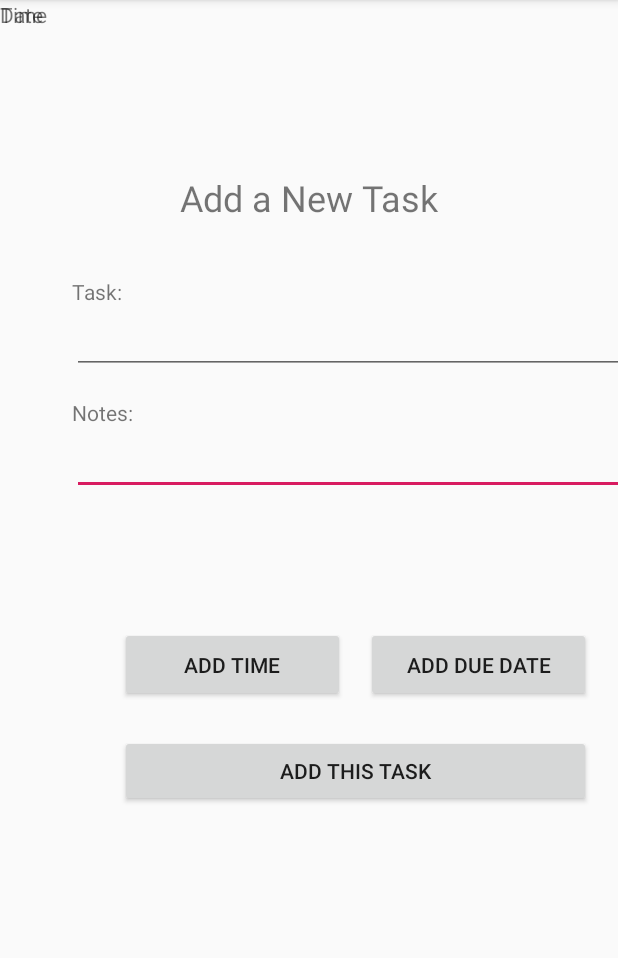
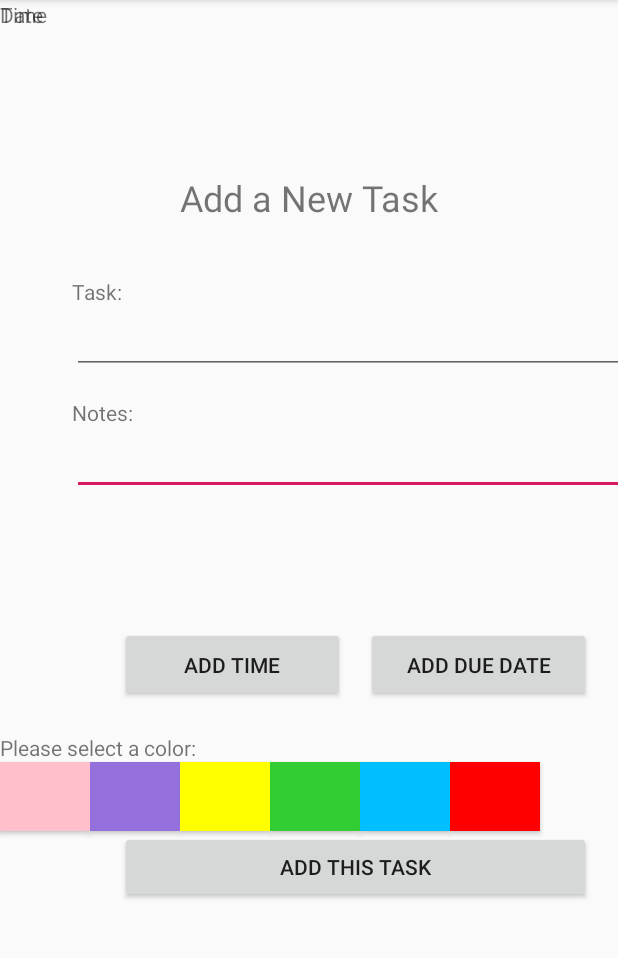
Before and after one commit to alecguilin/CougarPlanner, an Android app: the CreateNewTask screen opened directly, with no data from a screen before it, after a tap on "ADD THIS TASK", on a phone screen of 412 x 824 dp, the part 84-1042 px from its top. Run offline under Robolectric (Android 15) with nearby library versions, the phone set to English and light mode, and no system bars; our stand-ins replace Firebase (no records; nobody signed in at launch, a user with empty details on screens opened directly).

Commit message:
button colors to db
added buttons for color selection, pushes whatever color is selected as a hex value to DB. (select one color at a time for the demo, no error catching yet for multiple buttons)

```diff
--- a/app/src/main/java/csusm/cs443/cougarplanner/CreateNewTask.kt
+++ b/app/src/main/java/csusm/cs443/cougarplanner/CreateNewTask.kt
@@ -51,6 +51,8 @@ class CreateNewTask : AppCompatActivity() {
         val mPickTimeBtn = findViewById<Button>(R.id.TimeBtn)
         val time     = findViewById<TextView>(R.id.Timetxt)
 
+
+
 //        val classes = arrayOf("CS 441", "CS 421", "CS 436")
 //        val types = arrayOf("HW", "Lab", "Project", "Reading", "Essay", "Exam")
 //        val cAdapter = ArrayAdapter(this, android.R.layout.simple_list_item_1, classes)
@@ -82,6 +84,28 @@ class CreateNewTask : AppCompatActivity() {
 
         // Submits task to Firebase
         TaskSubmitButton.setOnClickListener {
+
+            //sets whatever button is selected as task color
+            var btnColor = "no color"
+
+            if (redBtn.isChecked() == true)
+                btnColor = "#FF0000"
+
+            else if (blueBtn.isChecked() == true)
+                btnColor = "#00BFFF"
+
+            else if (greenBtn.isChecked() == true)
+                btnColor = "#32CD32"
+
+            else if (yellowBtn.isChecked() == true)
+                btnColor = "#FFFF00"
+
+            else if (purpleBtn.isChecked() == true)
+                btnColor = "#9370DB"
+
+            else if (pinkBtn.isChecked() == true)
+                btnColor = "#FFC0CB"
+
             // Get Task Title and Notes
             var tTitle = findViewById<EditText>(R.id.TaskName).text.toString()
             var tNotes = findViewById<EditText>(R.id.Notes).text.toString()
@@ -89,9 +113,8 @@ class CreateNewTask : AppCompatActivity() {
             // Convert Date to String Format
             var dateString = year.toString() + "/"+ month.toString() + "/"+ day.toString()
 
-
             // Create Task Object
-            var task = Task(tTitle, dateString, time.text.toString(), "#7732a8", tNotes.toString())
+            var task = Task(tTitle, dateString, time.text.toString(), btnColor, tNotes.toString())
 
             // Get Current User uid to set path
             val firebaseUser = FirebaseAuth.getInstance().currentUser
--- a/app/src/main/res/layout/activity_create_new_task.xml
+++ b/app/src/main/res/layout/activity_create_new_task.xml
@@ -5,6 +5,73 @@
     android:layout_width="match_parent"
     android:layout_height="match_parent"
     tools:context=".CreateNewTask">
+
+    <ToggleButton
+        android:id="@+id/redBtn"
+        android:layout_width="60dp"
+        android:layout_height="46dp"
+        android:background="#FF0000"
+        android:checked="false"
+        android:textOff=" "
+        android:textOn="Red"
+        android:textSize="9sp"
+        app:layout_constraintBottom_toTopOf="@+id/TaskSubmitButton"
+        app:layout_constraintStart_toEndOf="@+id/blueBtn" />
+
+    <ToggleButton
+        android:id="@+id/blueBtn"
+        android:layout_width="60dp"
+        android:layout_height="46dp"
+        android:textOff=" "
+        android:textOn="Blue"
+        android:textSize="9sp"
+        android:background="#00BFFF"
+        app:layout_constraintStart_toEndOf="@+id/greenBtn"
+        app:layout_constraintBottom_toTopOf="@+id/TaskSubmitButton" />
+
+    <ToggleButton
+        android:id="@+id/greenBtn"
+        android:layout_width="60dp"
+        android:layout_height="46dp"
+        android:textOff=" "
+        android:textOn="Green"
+        android:textSize="9sp"
+        android:background="#32CD32"
+        app:layout_constraintStart_toEndOf="@+id/yellowBtn"
+        app:layout_constraintBottom_toTopOf="@+id/TaskSubmitButton" />
+
+    <ToggleButton
+        android:id="@+id/yellowBtn"
+        android:layout_width="60dp"
+        android:layout_height="46dp"
+        android:textOff=" "
+        android:textOn="Yellow"
+        android:textSize="9sp"
+        android:background="#FFFF00"
+        app:layout_constraintStart_toEndOf="@+id/purpleBtn"
+        app:layout_constraintBottom_toTopOf="@+id/TaskSubmitButton" />
+
+    <ToggleButton
+        android:id="@+id/purpleBtn"
+        android:layout_width="60dp"
+        android:layout_height="46dp"
+        android:background="#9370DB"
+        android:textOff=" "
+        android:textOn="Purple"
+        android:textSize="9sp"
+        app:layout_constraintBottom_toTopOf="@+id/TaskSubmitButton"
+        app:layout_constraintStart_toEndOf="@+id/pinkBtn" />
+
+    <ToggleButton
+        android:id="@+id/pinkBtn"
+        android:layout_width="60dp"
+        android:layout_height="46dp"
+        android:background="#FFC0CB"
+        android:textOff=" "
+        android:textOn="Pink"
+        android:textSize="9sp"
+        app:layout_constraintBottom_toTopOf="@+id/TaskSubmitButton"
+        app:layout_constraintEnd_toStartOf="@+id/redBtn" />
 
     <TextView
         android:id="@+id/CreateCourseLbl"
@@ -164,13 +231,21 @@
         tools:layout_editor_absoluteX="141dp"
         tools:layout_editor_absoluteY="392dp" />
 
+    <TextView
+        android:id="@+id/colorSelector"
+        android:layout_width="wrap_content"
+        android:layout_height="wrap_content"
+        android:text="Please select a color:"
+        app:layout_constraintBottom_toTopOf="@+id/purpleBtn"
+        tools:layout_editor_absoluteX="48dp" />
+
     <Button
         android:id="@+id/TaskSubmitButton"
         android:layout_width="0dp"
         android:layout_height="wrap_content"
         android:layout_marginStart="32dp"
         android:layout_marginLeft="32dp"
-        android:layout_marginTop="160dp"
+        android:layout_marginTop="224dp"
         android:layout_marginEnd="32dp"
         android:layout_marginRight="32dp"
         android:text="Add this task"
```
Also changed, not shown: 2 other files.
